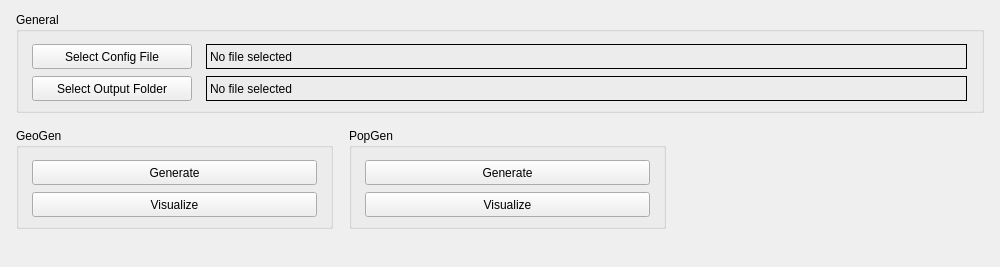
Above: PeryiteUI/mainwindow.ui from svissers/peryite before the change. Below: the same form after it.
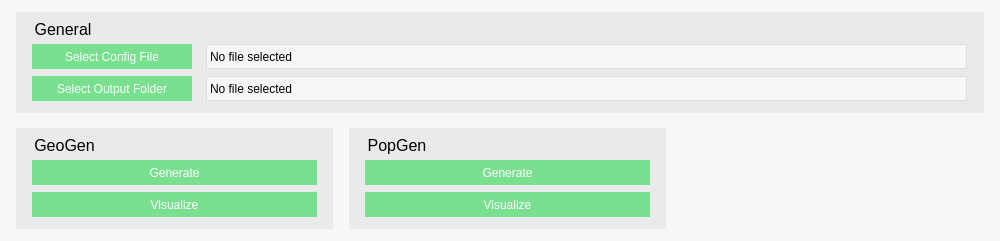
That is the form after the change.

Commit message: Uniform flat design shared with website

Patch:
```diff
--- a/PeryiteUI/mainwindow.ui
+++ b/PeryiteUI/mainwindow.ui
@@ -7,7 +7,7 @@
     <x>0</x>
     <y>0</y>
     <width>1000</width>
-    <height>267</height>
+    <height>241</height>
    </rect>
   </property>
   <property name="windowTitle">
@@ -16,10 +16,47 @@
   <property name="autoFillBackground">
    <bool>false</bool>
   </property>
+  <property name="styleSheet">
+   <string notr="true"/>
+  </property>
   <widget class="QWidget" name="centralWidget">
    <property name="enabled">
     <bool>true</bool>
    </property>
+   <property name="styleSheet">
+    <string notr="true">QWidget {
+	font: 10pt &quot;FreeSans&quot;;
+ 	background-color: #f7f7f7;
+}
+
+QLabel {
+ 	background-color: #f7f7f7;
+ 	color: black;
+  	border: 1px solid #dddddd;
+}
+
+QPushButton {
+	background-color: #78e08f;
+	color: white;
+	border: none;
+}
+
+QPushButton:hover {
+	background-color: #3c6382;
+}
+
+QGroupBox {
+	border: none;
+	background-color: #eaeaea;
+	font-size: 16px;
+	text-align: center;
+}
+
+QGroupBox:title {
+	left: 16;
+	top: 8;
+}</string>
+   </property>
    <widget class="QGroupBox" name="GeoGenGroup">
     <property name="geometry">
      <rect>
```
The commit also changes 5 other files.
